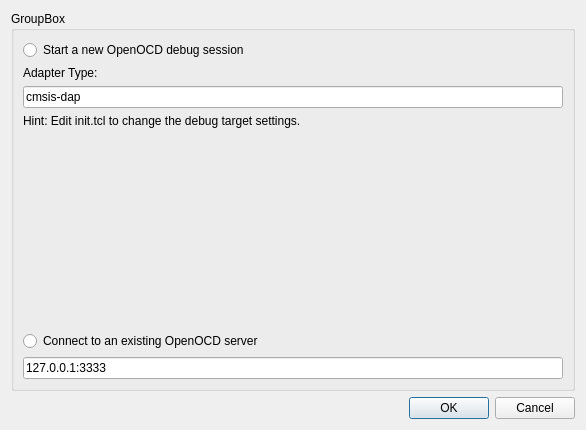
First picture: the form in ui/connect.ui, repository 44670/PyRvDbg, before the edit.
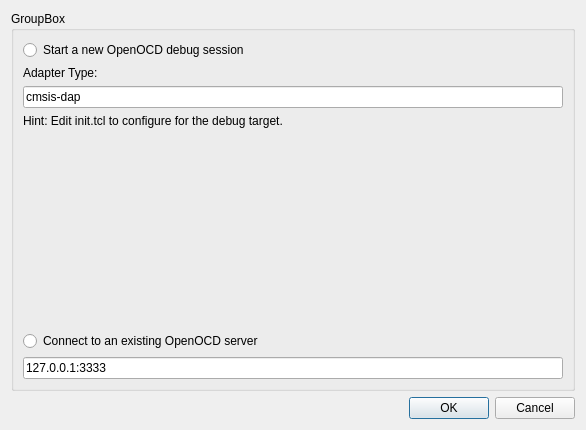
Second picture: the form after the edit.

Diff of the .ui file:
```diff
--- a/ui/connect.ui
+++ b/ui/connect.ui
@@ -23,7 +23,7 @@
       <item row="4" column="0">
        <widget class="QLabel" name="label_2">
         <property name="text">
-         <string>Hint: Edit init.tcl to change the debug target settings.</string>
+         <string>Hint: Edit init.tcl to configure for the debug target.</string>
         </property>
        </widget>
       </item>
```
